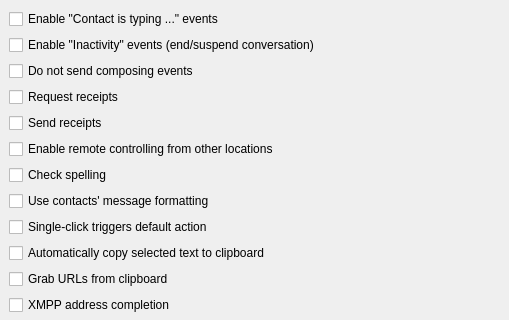
Qt form src/options/opt_advanced.ui (psi-plus/psi-plus-snapshots) before a commit; both pictures show x 0 to 509 and y 0 to 320 of the 509 by 508 pixel window.
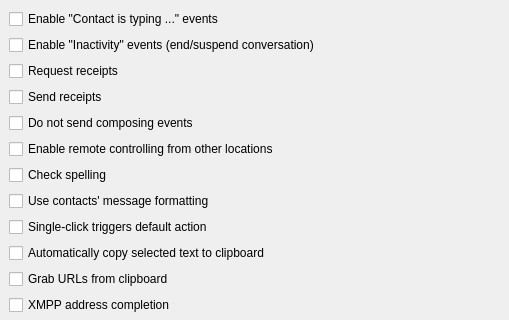
The same form after that commit.

Patch:
```diff
--- a/src/options/opt_advanced.ui
+++ b/src/options/opt_advanced.ui
@@ -33,6 +33,20 @@
      </property>
     </widget>
    </item>
+   <item>
+    <widget class="QCheckBox" name="ck_requestReceipts" >
+     <property name="text" >
+      <string>Request receipts</string>
+     </property>
+    </widget>
+   </item>
+   <item>
+    <widget class="QCheckBox" name="ck_sendReceipts" >
+     <property name="text" >
+      <string>Send receipts</string>
+     </property>
+    </widget>
+   </item>
    <item>
     <widget class="QCheckBox" name="ck_sendComposingEvents">
      <property name="whatsThis">
@@ -43,20 +57,6 @@
      </property>
     </widget>
    </item>
-   <item>
-    <widget class="QCheckBox" name="ck_requestReceipts" >
-     <property name="text" >
-      <string>Request receipts</string>
-     </property>
-    </widget>
-   </item>
-   <item>
-    <widget class="QCheckBox" name="ck_sendReceipts" >
-     <property name="text" >
-      <string>Send receipts</string>
-     </property>
-    </widget>
-   </item>
    <item>
     <widget class="QCheckBox" name="ck_rc" >
      <property name="text" >
```
